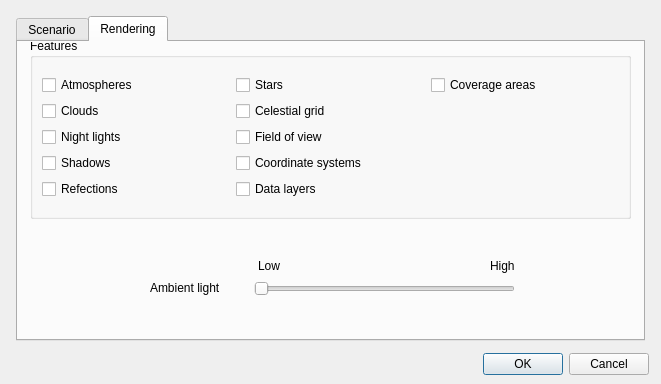
Dwarf-Planet-Project/SpaceDesignTool, file sta-src/Main/preferences.ui: the form before one commit.
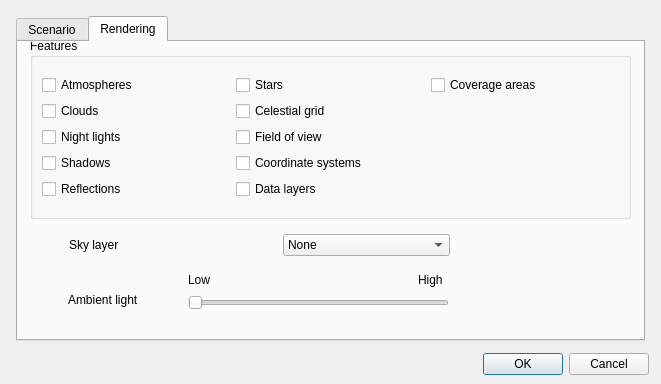
The form after the commit. The open tabs and pages were chosen to show the change.

Diff of the .ui file:
```diff
--- a/sta-src/Main/preferences.ui
+++ b/sta-src/Main/preferences.ui
@@ -302,8 +302,8 @@
     <widget class="QSlider" name="horizontalSliderAmbientLight">
      <property name="geometry">
       <rect>
-       <x>236</x>
-       <y>236</y>
+       <x>170</x>
+       <y>250</y>
        <width>261</width>
        <height>22</height>
       </rect>
@@ -315,8 +315,8 @@
     <widget class="QLabel" name="label">
      <property name="geometry">
       <rect>
-       <x>132</x>
-       <y>238</y>
+       <x>50</x>
+       <y>250</y>
        <width>93</width>
        <height>16</height>
       </rect>
@@ -328,8 +328,8 @@
     <widget class="QLabel" name="label_2">
      <property name="geometry">
       <rect>
-       <x>240</x>
-       <y>216</y>
+       <x>170</x>
+       <y>230</y>
        <width>41</width>
        <height>16</height>
       </rect>
@@ -341,8 +341,8 @@
     <widget class="QLabel" name="label_3">
      <property name="geometry">
       <rect>
-       <x>472</x>
-       <y>216</y>
+       <x>400</x>
+       <y>230</y>
        <width>41</width>
        <height>16</height>
       </rect>
@@ -397,7 +397,7 @@
         <item row="4" column="0">
          <widget class="QCheckBox" name="reflections">
           <property name="text">
-           <string>Refections</string>
+           <string>Reflections</string>
           </property>
          </widget>
         </item>
@@ -447,6 +447,60 @@
       </item>
      </layout>
     </widget>
+    <widget class="QWidget" name="">
+     <property name="geometry">
+      <rect>
+       <x>51</x>
+       <y>190</y>
+       <width>381</width>
+       <height>26</height>
+      </rect>
+     </property>
+     <layout class="QHBoxLayout" name="horizontalLayout">
+      <item>
+       <widget class="QLabel" name="label_6">
+        <property name="text">
+         <string>Sky layer</string>
+        </property>
+       </widget>
+      </item>
+      <item>
+       <spacer name="horizontalSpacer">
+        <property name="orientation">
+         <enum>Qt::Horizontal</enum>
+        </property>
+        <property name="sizeType">
+         <enum>QSizePolicy::Preferred</enum>
+        </property>
+        <property name="sizeHint" stdset="0">
+         <size>
+          <width>40</width>
+          <height>20</height>
+         </size>
+        </property>
+       </spacer>
+      </item>
+      <item>
+       <widget class="QComboBox" name="skyLayerCombo">
+        <item>
+         <property name="text">
+          <string>None</string>
+         </property>
+        </item>
+        <item>
+         <property name="text">
+          <string>Milky Way (optical)</string>
+         </property>
+        </item>
+        <item>
+         <property name="text">
+          <string>IRAS/COBE (100 micron)</string>
+         </property>
+        </item>
+       </widget>
+      </item>
+     </layout>
+    </widget>
    </widget>
   </widget>
  </widget>
```
Left out of the diff: 2 changed lines with no effect on the pictures.
